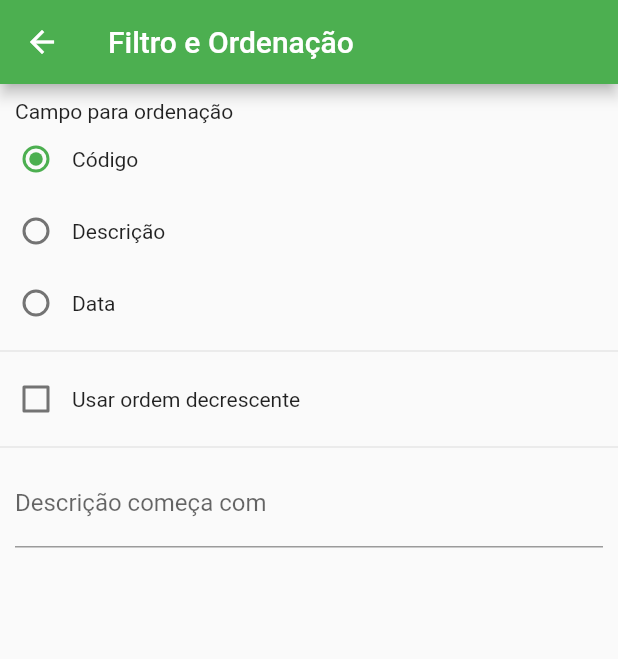
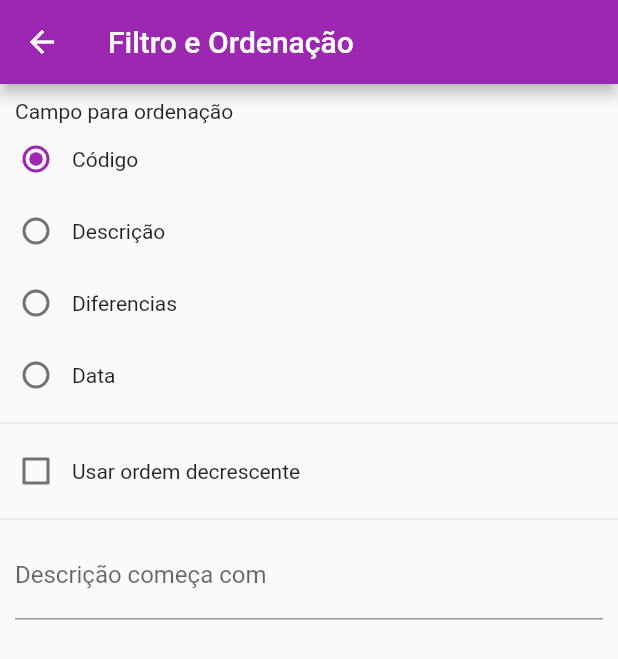
Before and after one commit to leomoreno8/PM26S, a Flutter app: the screen it shows after launch, after a tap on the "filter list" icon, on a phone screen of 412 x 824 dp. Shown: the top 659 px of the screen. Run offline on Flutter 3.47's test engine with Material 2 defaults, Android fonts, the phone set to English and light mode, and no system bars; our stand-ins replace shared_preferences.

Commit message:
change colors

```diff
--- a/lib/main.dart
+++ b/lib/main.dart
@@ -16,7 +16,7 @@ class CadastroApp extends StatelessWidget {
       debugShowCheckedModeBanner: false,
       title: 'Gerenciador de Pontos Turísticos',
       theme: ThemeData(
-        primarySwatch: Colors.green,
+        primarySwatch: Colors.purple,
       ),
       home: ListaPontosPage(),
       routes: {
--- a/lib/model/ponto.dart
+++ b/lib/model/ponto.dart
@@ -6,7 +6,7 @@ class Ponto {
   static const CAMPO_DESCRICAO = 'descricao';
   static const CAMPO_DIFERENCIAIS = 'diferenciais';
   static const CAMPO_DATA = 'data';
-  static const NOME_TABLE = 'tarefas';
+  static const NOME_TABLE = 'pontos';
 
   int id;
   String descricao;
--- a/lib/pages/filtro_page.dart
+++ b/lib/pages/filtro_page.dart
@@ -17,6 +17,7 @@ class _FiltroPageState extends State<FiltroPage> {
   final _camposParaOrdenacao = {
     Ponto.CAMPO_ID: 'Código',
     Ponto.CAMPO_DESCRICAO: 'Descrição',
+    Ponto.CAMPO_DIFERENCIAIS: 'Diferencias',
     Ponto.CAMPO_DATA: 'Data'
   };
   late final SharedPreferences _prefs;
--- a/lib/pages/lista_pontos_page.dart
+++ b/lib/pages/lista_pontos_page.dart
@@ -91,7 +91,7 @@ class _ListaPontosPageState extends State<ListaPontosPage>{
         value: ACAO_EDITAR,
           child: Row(
             children: [
-              Icon(Icons.edit, color: Colors.black),
+              Icon(Icons.edit, color: Colors.blue),
               Padding(
                   padding: EdgeInsets.only(left: 10),
                 child: Text('Editar'),
```
